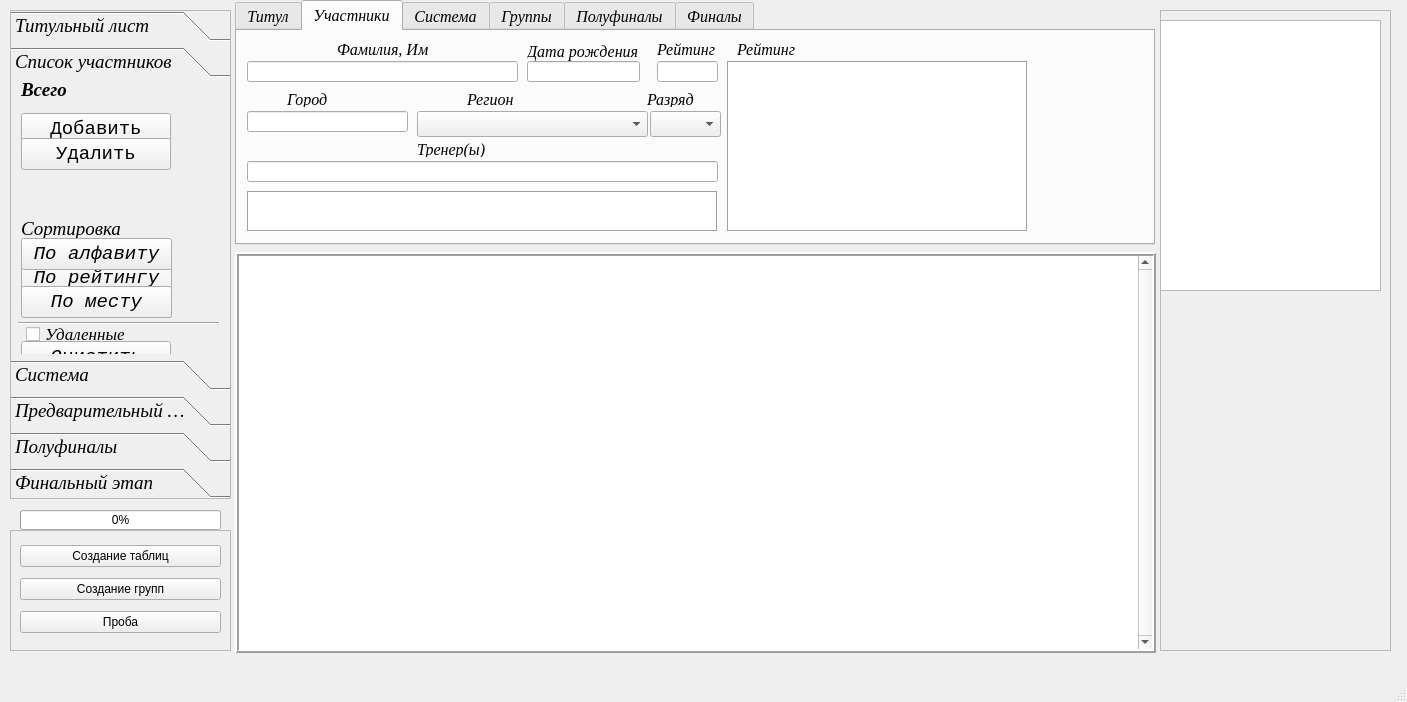
Old version of the form main_window.ui in the repository Kaspar0810/Competitions_TT_SQL.
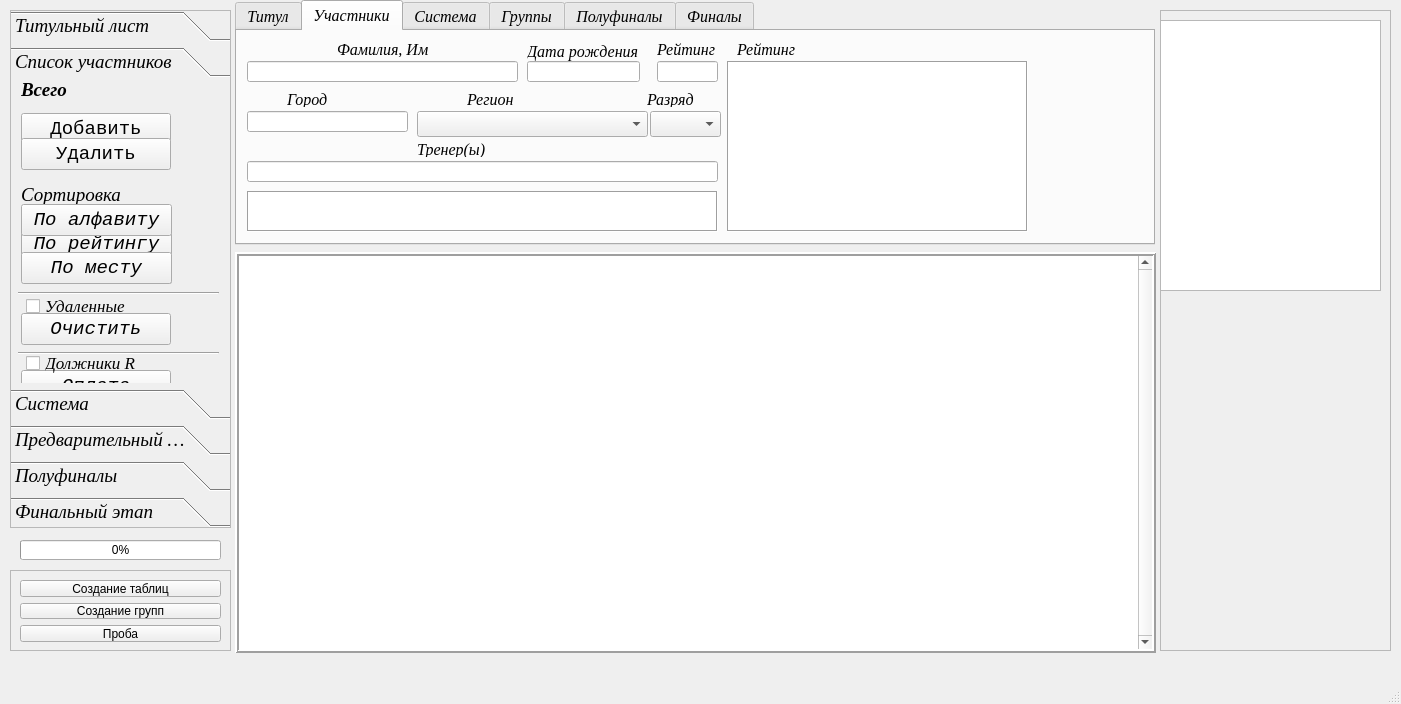
New version of the form. The open tabs and pages were chosen to show the change.

Diff of the .ui file:
```diff
--- a/main_window.ui
+++ b/main_window.ui
@@ -6,8 +6,8 @@
    <rect>
     <x>0</x>
     <y>0</y>
-    <width>1407</width>
-    <height>702</height>
+    <width>1401</width>
+    <height>704</height>
    </rect>
   </property>
   <property name="windowTitle">
@@ -3332,7 +3332,7 @@
       <x>10</x>
       <y>10</y>
       <width>221</width>
-      <height>489</height>
+      <height>518</height>
      </rect>
     </property>
     <property name="minimumSize">
@@ -3420,8 +3420,8 @@
       <rect>
        <x>0</x>
        <y>0</y>
-       <width>100</width>
-       <height>30</height>
+       <width>219</width>
+       <height>312</height>
       </rect>
      </property>
      <attribute name="label">
@@ -3431,7 +3431,7 @@
       <property name="geometry">
        <rect>
         <x>10</x>
-        <y>134</y>
+        <y>100</y>
         <width>151</width>
         <height>101</height>
        </rect>
@@ -3511,7 +3511,7 @@
       <property name="geometry">
        <rect>
         <x>15</x>
-        <y>241</y>
+        <y>213</y>
         <width>111</width>
         <height>20</height>
        </rect>
@@ -3557,7 +3557,7 @@
       <property name="geometry">
        <rect>
         <x>10</x>
-        <y>258</y>
+        <y>230</y>
         <width>150</width>
         <height>32</height>
        </rect>
@@ -3576,7 +3576,7 @@
       <property name="geometry">
        <rect>
         <x>7</x>
-        <y>230</y>
+        <y>200</y>
         <width>201</width>
         <height>20</height>
        </rect>
@@ -3623,6 +3623,62 @@
        <string>Удалить</string>
       </property>
      </widget>
+     <widget class="Line" name="line_3">
+      <property name="geometry">
+       <rect>
+        <x>7</x>
+        <y>260</y>
+        <width>201</width>
+        <height>20</height>
+       </rect>
+      </property>
+      <property name="orientation">
+       <enum>Qt::Horizontal</enum>
+      </property>
+     </widget>
+     <widget class="QPushButton" name="Button_pay_R">
+      <property name="geometry">
+       <rect>
+        <x>10</x>
+        <y>287</y>
+        <width>150</width>
+        <height>32</height>
+       </rect>
+      </property>
+      <property name="font">
+       <font>
+        <family>Courier New</family>
+        <kerning>true</kerning>
+       </font>
+      </property>
+      <property name="text">
+       <string>Оплата</string>
+      </property>
+     </widget>
+     <widget class="QCheckBox" name="checkBox_11">
+      <property name="geometry">
+       <rect>
+        <x>15</x>
+        <y>270</y>
+        <width>111</width>
+        <height>20</height>
+       </rect>
+      </property>
+      <property name="font">
+       <font>
+        <family>Times</family>
+        <pointsize>13</pointsize>
+        <weight>50</weight>
+        <bold>false</bold>
+       </font>
+      </property>
+      <property name="text">
+       <string>Должники R</string>
+      </property>
+      <property name="checkable">
+       <bool>true</bool>
+      </property>
+     </widget>
     </widget>
     <widget class="QWidget" name="page_6">
      <property name="geometry">
@@ -3843,7 +3899,7 @@
     <property name="geometry">
      <rect>
       <x>20</x>
-      <y>510</y>
+      <y>540</y>
       <width>201</width>
       <height>20</height>
      </rect>
@@ -3859,9 +3915,9 @@
     <property name="geometry">
      <rect>
       <x>10</x>
-      <y>530</y>
+      <y>570</y>
       <width>221</width>
-      <height>121</height>
+      <height>81</height>
      </rect>
     </property>
     <property name="frameShape">
```
Left out of the diff: 22 changed lines with no effect on the pictures.
